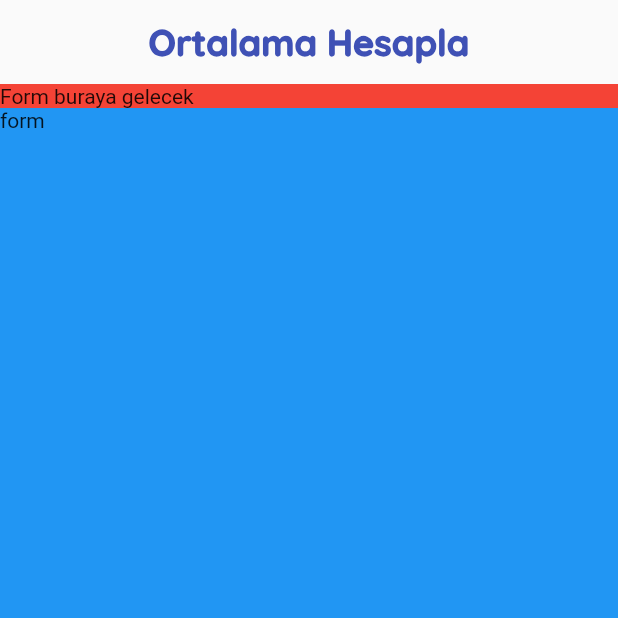
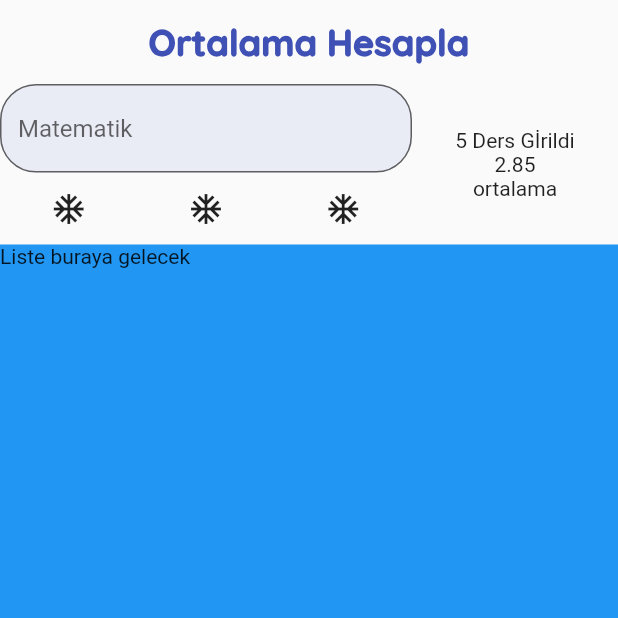
Before and after one commit to eyupGuc/Dinamik-Not-Hesaplama, a Flutter app: the screen it shows after launch, on a phone screen of 412 x 824 dp, the top half of it. Run offline on Flutter 3.47's test engine with Material 2 defaults, Android fonts, the light colour scheme and no system bars; our stand-ins replace google_fonts.

Commit message:
lessons changes

```diff
--- a/lib/constans/app_constants.dart
+++ b/lib/constans/app_constants.dart
@@ -6,4 +6,5 @@ class Sabitler {
   static const String baslikText = "Ortalama Hesapla";
   static final TextStyle baslikStyle = GoogleFonts.quicksand(
       fontSize: 24, fontWeight: FontWeight.w900, color: anaRenk);
+  static BorderRadius borderRadius = BorderRadius.circular(24);
 }
--- /dev/null
+++ b/lib/ortalama_goster.dart
@@ -0,0 +1,22 @@
+import 'package:flutter/material.dart';
+import 'package:flutter/src/foundation/key.dart';
+import 'package:flutter/src/widgets/framework.dart';
+
+class OrtalamGoster extends StatelessWidget {
+  final double ortalama;
+  final int dersSayisi;
+  const OrtalamGoster(
+      {required this.ortalama, required this.dersSayisi, Key? key})
+      : super(key: key);
+
+  @override
+  Widget build(BuildContext context) {
+    return Column(
+      children: [
+        Text(dersSayisi > 0 ? '$dersSayisi Ders Gİrildi' : 'Ders Seçiniz'),
+        Text('2.85'),
+        Text('ortalama')
+      ],
+    );
+  }
+}
--- a/lib/widgets/ortalama_hesapla_page.dart
+++ b/lib/widgets/ortalama_hesapla_page.dart
@@ -1,5 +1,6 @@
 import 'package:flutter/material.dart';
 import 'package:not_hesaplama/constans/app_constants.dart';
+import 'package:not_hesaplama/ortalama_goster.dart';
 
 class OrtalamaHesaplaPage extends StatefulWidget {
   const OrtalamaHesaplaPage({Key? key}) : super(key: key);
@@ -9,6 +10,7 @@ class OrtalamaHesaplaPage extends StatefulWidget {
 }
 
 class _OrtalamaHesaplaPageState extends State<OrtalamaHesaplaPage> {
+  GlobalKey<FormState> formKey = GlobalKey<FormState>();
   @override
   Widget build(BuildContext context) {
     return Scaffold(
@@ -25,16 +27,52 @@ class _OrtalamaHesaplaPageState extends State<OrtalamaHesaplaPage> {
         body: Column(
           crossAxisAlignment: CrossAxisAlignment.stretch,
           children: [
-            Container(
-              child: Text('Form buraya gelecek'),
-              color: Colors.red,
+            Row(
+              children: [
+                Expanded(
+                  flex: 2,
+                  child: _buildForm(),
+                ),
+                Expanded(
+                  flex: 1,
+                  child: OrtalamGoster(ortalama: 2.58, dersSayisi: 5),
+                )
+              ],
             ),
             Expanded(
                 child: Container(
-              child: Text('form'),
+              child: Text('Liste buraya gelecek'),
               color: Colors.blue,
             ))
           ],
         ));
   }
+
+  Widget _buildForm() {
+    return Form(
+        key: formKey,
+        child: Column(
+          children: [
+            _buildTextFormField(),
+            Row(
+              mainAxisAlignment: MainAxisAlignment.spaceAround,
+              children: [
+                IconButton(onPressed: () {}, icon: Icon(Icons.ac_unit)),
+                IconButton(onPressed: () {}, icon: Icon(Icons.ac_unit)),
+                IconButton(onPressed: () {}, icon: Icon(Icons.ac_unit))
+              ],
+            )
+          ],
+        ));
+  }
+
+  Widget _buildTextFormField() {
+    return TextFormField(
+      decoration: InputDecoration(
+          hintText: 'Matematik',
+          border: OutlineInputBorder(borderRadius: Sabitler.borderRadius),
+          filled: true,
+          fillColor: Sabitler.anaRenk.shade100.withOpacity(0.3)),
+    );
+  }
 }
```
